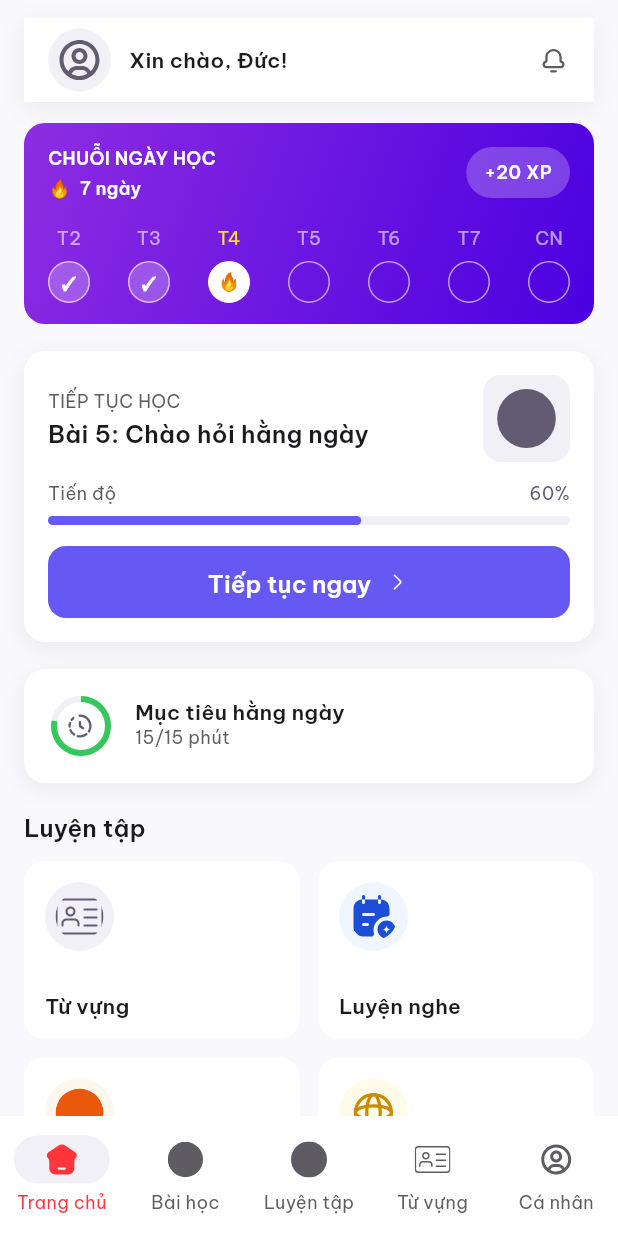
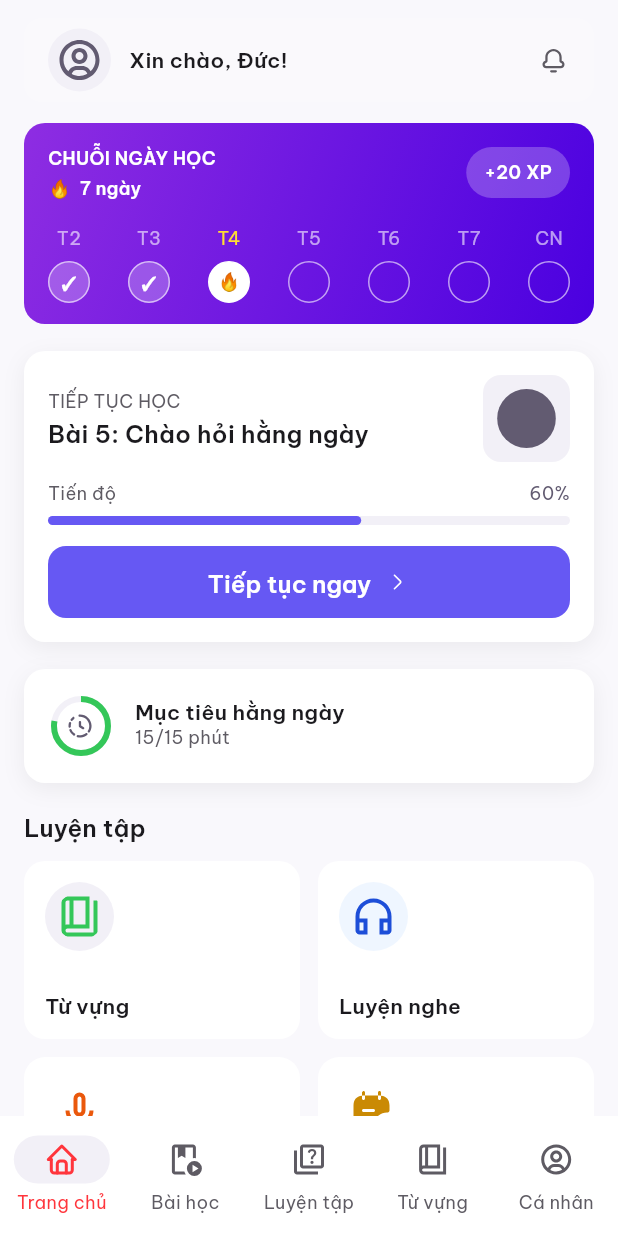
Before and after one commit to baducnguyen259/language_learning_app_full, a Flutter app: the MainShellView screen opened by its route, on a phone screen of 412 x 824 dp. Run offline on Flutter 3.47's test engine with Material 3 defaults, Android fonts, the phone set to English and light mode, and no system bars; our stand-ins replace cached_network_image, flutter_svg, get.

Commit message:
update home and main

```diff
--- a/lib/app/common/values/app_icons.dart
+++ b/lib/app/common/values/app_icons.dart
@@ -8,6 +8,11 @@ abstract class AppIcons {
   static const String icMail = 'assets/icons/ic_mail.svg';
   static const String icBack = 'assets/icons/ic_arrowBack_circle.svg';
   static const String icGoogle = 'assets/icons/ic_google.svg';
+  static const String icDictionary = 'assets/icons/ic_dictionary.svg';
+  static const String icLesson = 'assets/icons/ic_lesson.svg';
+  static const String icQuiz = 'assets/icons/ic_quiz.svg';
+  static const String icMicro = 'assets/icons/ic_micro.svg';
+  static const String icListen = 'assets/icons/ic_listen.svg';
   static const String icArrowBackCircle =
       'assets/icons/ic_arrowBack_circle.svg';
   static const String icPhone = 'assets/icons/ic_phone.svg';
@@ -23,6 +28,7 @@ abstract class AppIcons {
       'assets/icons/ic_checkCircle_filled.svg';
   static const String icQrCode = 'assets/icons/ic_qr_code.svg';
   static const String icHome = 'assets/icons/ic_home.svg';
+  static const String icHome1 = 'assets/icons/ic_home1.svg';
   static const String icHistory = 'assets/icons/ic_history.svg';
   static const String icBell = 'assets/icons/ic_bell.svg';
   static const String icKeyBoard = 'assets/icons/ic_keyboard.svg';
--- a/lib/app/common/widgets/custom_button.dart
+++ b/lib/app/common/widgets/custom_button.dart
@@ -112,10 +112,8 @@ class _BaseButtonState extends State<BaseButton> {
   Widget build(BuildContext context) {
     final colorScheme = Theme.of(context).colorScheme;
     final isEnabled = widget.onPressed != null;
-    final foregroundColor =
-        widget.foregroundColor ?? colorScheme.onPrimary;
-    final backgroundColor =
-        widget.backgroundColor ?? colorScheme.primary;
+    final foregroundColor = widget.foregroundColor ?? colorScheme.onPrimary;
+    final backgroundColor = widget.backgroundColor ?? colorScheme.primary;
     final disabledForegroundColor =
         widget.disableForegroundColor ?? colorScheme.onSurfaceVariant;
     final disabledBackgroundColor =
@@ -150,7 +148,9 @@ class _BaseButtonState extends State<BaseButton> {
                   height: 18,
                   child: CircularProgressIndicator(
                     strokeWidth: 2,
-                    color: isEnabled ? foregroundColor : disabledForegroundColor,
+                    color: isEnabled
+                        ? foregroundColor
+                        : disabledForegroundColor,
                   ),
                 )
               : widget.child,
@@ -227,10 +227,9 @@ class CustomButton extends BaseButton {
     super.showLoading,
     super.buttonSize,
     super.controller,
-    Color? backgroundColor,
+    super.backgroundColor,
     double radius = 100,
   }) : super(
-         backgroundColor: backgroundColor,
          foregroundColor: Colors.white,
          child: Text(title, style: style ?? AppTextStyle.buttonL),
          radius: radius,
--- a/lib/app/modules/home/widgets/greeting_header.dart
+++ b/lib/app/modules/home/widgets/greeting_header.dart
@@ -12,14 +12,8 @@ class GreetingHeader extends StatelessWidget {
       height: 56,
       padding: const EdgeInsets.symmetric(horizontal: 16),
       decoration: BoxDecoration(
-        color: AppColors.backgroundPrimary,
-        boxShadow: [
-          BoxShadow(
-            color: AppColors.elevationS1,
-            blurRadius: 12,
-            offset: const Offset(0, 4),
-          ),
-        ],
+        borderRadius: BorderRadius.all(Radius.circular(12)),
+        color: AppColors.backgroundSecondary,
       ),
       child: Row(
         children: [
--- a/lib/app/modules/home/widgets/practice_grid.dart
+++ b/lib/app/modules/home/widgets/practice_grid.dart
@@ -6,26 +6,30 @@ import 'package:language_learning_app/app/common/widgets/custom_text.dart';
 class PracticeGrid extends StatelessWidget {
   const PracticeGrid({super.key});
 
-  static const List<_PracticeItem> _items = [
+  static final List<_PracticeItem> _items = [
     _PracticeItem(
       title: 'Từ vựng',
-      icon: AppIcons.icIdCard,
-      color: _PracticeColor.purple,
+      icon: AppIcons.icDictionary,
+      backgroundColor: AppColors.backgroundPPLightAccent,
+      iconColor: AppColors.contentGreen,
     ),
     _PracticeItem(
       title: 'Luyện nghe',
-      icon: AppIcons.icHistory,
-      color: _PracticeColor.blue,
+      icon: AppIcons.icListen,
+      backgroundColor: AppColors.backgroundSecondaryLightBlue,
+      iconColor: AppColors.contentPPInfo,
     ),
     _PracticeItem(
       title: 'Phát âm',
-      icon: AppIcons.icRecording,
-      color: _PracticeColor.orange,
+      icon: AppIcons.icMicro,
+      backgroundColor: AppColors.white,
+      iconColor: AppColors.contentSecondaryOrange,
     ),
     _PracticeItem(
       title: 'Ngữ pháp',
-      icon: AppIcons.icGlobe,
-      color: _PracticeColor.yellow,
+      icon: AppIcons.icHistory,
+      backgroundColor: AppColors.white,
+      iconColor: AppColors.contentSecondaryYellow,
     ),
   ];
 
@@ -41,46 +45,11 @@ class PracticeGrid extends StatelessWidget {
         mainAxisSpacing: 12,
         childAspectRatio: 1.55,
       ),
-      itemBuilder: (context, index) => _PracticeTile(item: _items[index]),
+      itemBuilder: (context, index) => _buildPracticeTile(_items[index]),
     );
   }
-}
 
-enum _PracticeColor { purple, blue, orange, yellow }
-
-class _PracticeItem {
-  const _PracticeItem({
-    required this.title,
-    required this.icon,
-    required this.color,
-  });
-
-  final String title;
-  final String icon;
-  final _PracticeColor color;
-}
-
-class _PracticeTile extends StatelessWidget {
-  const _PracticeTile({required this.item});
-
-  final _PracticeItem item;
-
-  Color get _backgroundColor => switch (item.color) {
-    _PracticeColor.purple => AppColors.backgroundPPLightAccent,
-    _PracticeColor.blue => AppColors.backgroundSecondaryLightBlue,
-    _PracticeColor.orange => AppColors.backgroundSecondaryLightOrange,
-    _PracticeColor.yellow => AppColors.backgroundSecondaryLightYellow,
-  };
-
-  Color get _iconColor => switch (item.color) {
-    _PracticeColor.purple => AppColors.contentPPAccent,
-    _PracticeColor.blue => AppColors.contentPPInfo,
-    _PracticeColor.orange => AppColors.contentSecondaryOrange,
-    _PracticeColor.yellow => AppColors.contentSecondaryYellow,
-  };
-
-  @override
-  Widget build(BuildContext context) {
+  Widget _buildPracticeTile(_PracticeItem item) {
     return Material(
       color: AppColors.backgroundPrimary,
       borderRadius: BorderRadius.circular(14),
@@ -98,9 +67,9 @@ class _PracticeTile extends StatelessWidget {
                 width: 32,
                 height: 32,
                 padding: const EdgeInsets.all(7),
-                backgroundColor: _backgroundColor,
+                backgroundColor: item.backgroundColor,
                 shape: BoxShape.circle,
-                color: _iconColor,
+                color: item.iconColor,
                 semanticLabel: item.title,
               ),
               CustomText(
@@ -115,3 +84,17 @@ class _PracticeTile extends StatelessWidget {
     );
   }
 }
+
+class _PracticeItem {
+  const _PracticeItem({
+    required this.title,
+    required this.icon,
+    required this.backgroundColor,
+    required this.iconColor,
+  });
+
+  final String title;
+  final String icon;
+  final Color backgroundColor;
+  final Color iconColor;
+}
--- a/lib/app/modules/main_shell/widgets/main_bottom_navigation_bar.dart
+++ b/lib/app/modules/main_shell/widgets/main_bottom_navigation_bar.dart
@@ -17,10 +17,10 @@ class MainBottomNavigationBar extends StatelessWidget {
   final TextStyle? selectedLabelTextStyle;
 
   static const List<_NavigationItem> _items = [
-    _NavigationItem(label: 'Trang chủ', icon: AppIcons.icHome),
-    _NavigationItem(label: 'Bài học', icon: AppIcons.icIdCard2),
-    _NavigationItem(label: 'Luyện tập', icon: AppIcons.icRecording),
-    _NavigationItem(label: 'Từ vựng', icon: AppIcons.icIdCard),
+    _NavigationItem(label: 'Trang chủ', icon: AppIcons.icHome1),
+    _NavigationItem(label: 'Bài học', icon: AppIcons.icLesson),
+    _NavigationItem(label: 'Luyện tập', icon: AppIcons.icQuiz),
+    _NavigationItem(label: 'Từ vựng', icon: AppIcons.icDictionary),
     _NavigationItem(label: 'Cá nhân', icon: AppIcons.icAccount),
   ];
 
```
Also changed, not shown: assets/icons/ic_dictionary.svg (added), assets/icons/ic_home1.svg (added), assets/icons/ic_lesson.svg (added), assets/icons/ic_listen.svg (added), assets/icons/ic_micro.svg (added), assets/icons/ic_quiz.svg (added).
